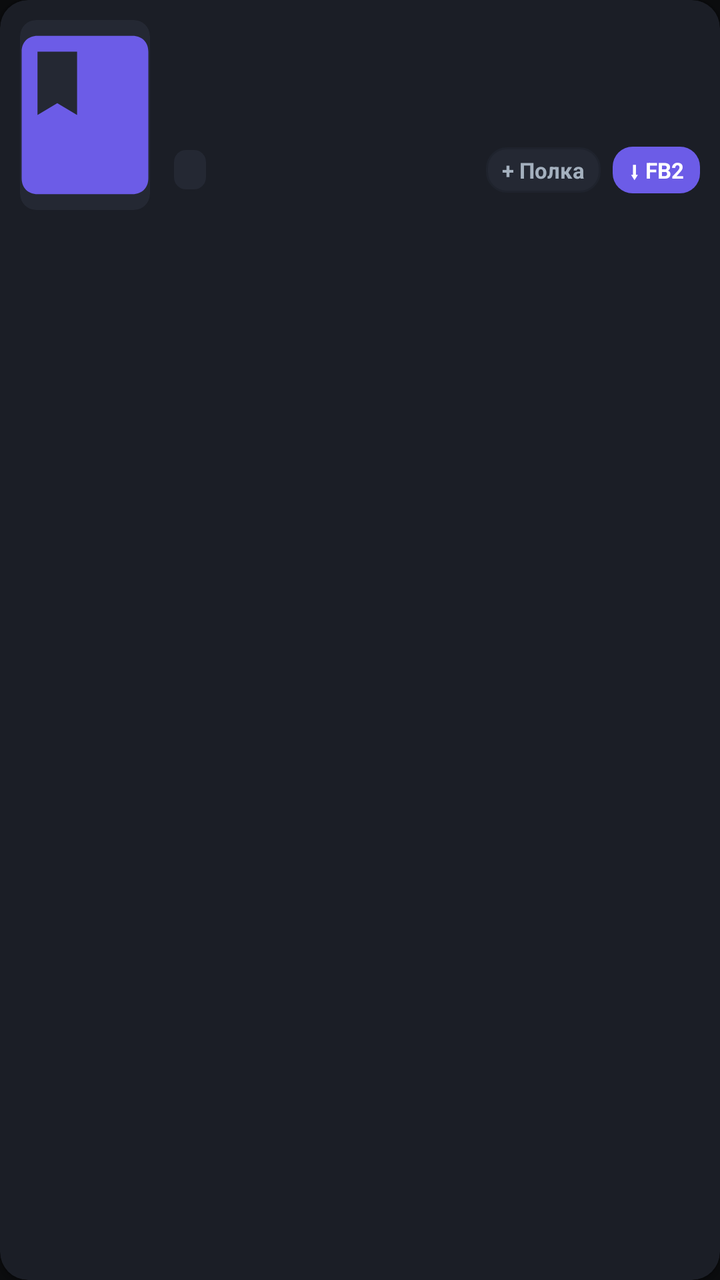
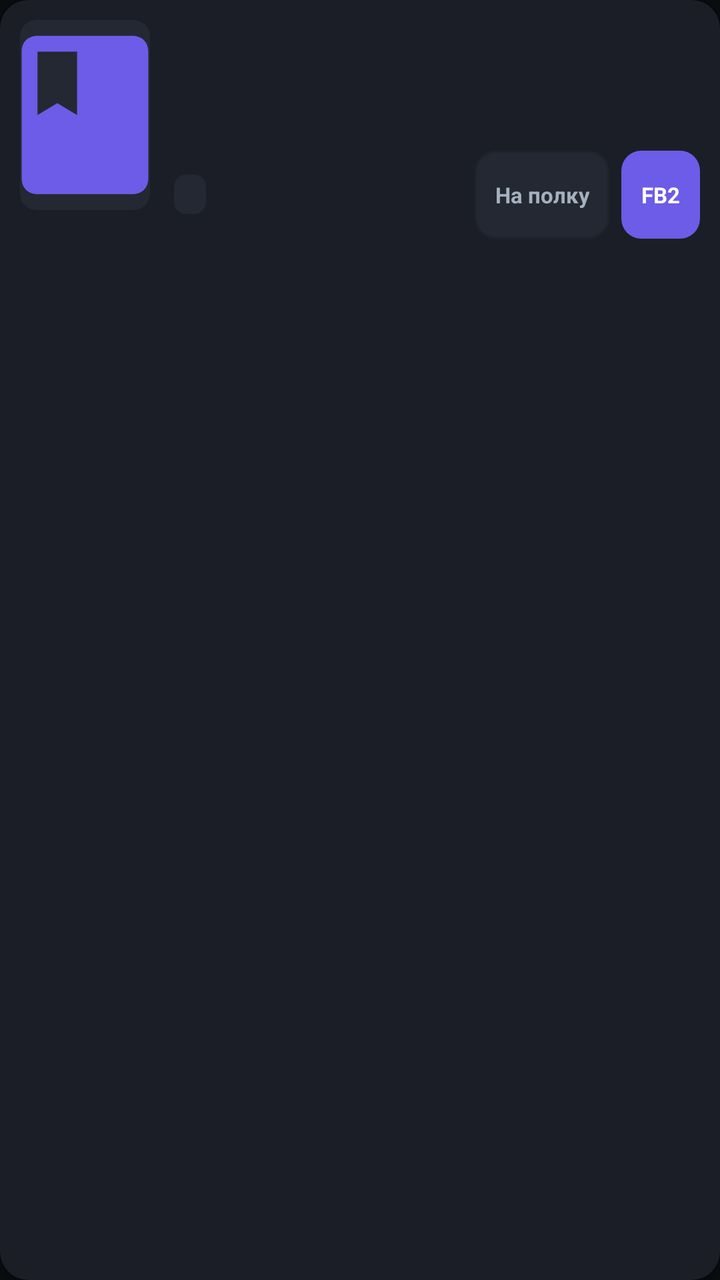

Two renders of the same Android screen: before a commit and after it. Below are the layout's source before the change and the commit's diff.
<!-- AndroidManifest.xml: application theme Theme.Flibusta -->
<!-- res/layout/item_book.xml -->
<?xml version="1.0" encoding="utf-8"?>
<androidx.cardview.widget.CardView xmlns:android="http://schemas.android.com/apk/res/android"
    xmlns:app="http://schemas.android.com/apk/res-auto"
    android:layout_width="match_parent"
    android:layout_height="wrap_content"
    android:layout_marginStart="10dp"
    android:layout_marginEnd="10dp"
    android:layout_marginTop="5dp"
    android:layout_marginBottom="5dp"
    android:clickable="true"
    android:focusable="true"
    android:foreground="?android:attr/selectableItemBackground"
    app:cardBackgroundColor="@color/bg_surface_card"
    app:cardCornerRadius="14dp"
    app:cardElevation="2dp">

    <LinearLayout
        android:layout_width="match_parent"
        android:layout_height="wrap_content"
        android:orientation="horizontal"
        android:padding="10dp">

        
        <androidx.cardview.widget.CardView
            android:layout_width="65dp"
            android:layout_height="95dp"
            app:cardCornerRadius="8dp"
            app:cardElevation="0dp"
            app:cardBackgroundColor="@color/bg_surface_light">

            <ImageView
                android:id="@+id/iv_book_cover"
                android:layout_width="match_parent"
                android:layout_height="match_parent"
                android:scaleType="centerCrop"
                android:src="@drawable/ic_book"
                android:contentDescription="Cover" />
        </androidx.cardview.widget.CardView>

        
        <LinearLayout
            android:layout_width="0dp"
            android:layout_height="wrap_content"
            android:layout_marginStart="12dp"
            android:layout_weight="1"
            android:orientation="vertical">

            <TextView
                android:id="@+id/tv_book_title"
                android:layout_width="match_parent"
                android:layout_height="wrap_content"
                android:ellipsize="end"
                android:maxLines="2"
                android:textColor="@color/text_primary"
                android:textSize="15sp"
                android:textStyle="bold" />

            <TextView
                android:id="@+id/tv_book_author"
                android:layout_width="match_parent"
                android:layout_height="wrap_content"
                android:layout_marginTop="2dp"
                android:ellipsize="end"
                android:maxLines="1"
                android:textColor="@color/accent_cyan"
                android:textSize="12sp" />

            <TextView
                android:id="@+id/tv_book_desc"
                android:layout_width="match_parent"
                android:layout_height="wrap_content"
                android:layout_marginTop="4dp"
                android:ellipsize="end"
                android:maxLines="2"
                android:textColor="@color/text_muted"
                android:textSize="11sp" />

            
            <LinearLayout
                android:layout_width="match_parent"
                android:layout_height="wrap_content"
                android:layout_marginTop="6dp"
                android:gravity="center_vertical"
                android:orientation="horizontal">

                <TextView
                    android:id="@+id/tv_book_genre"
                    android:layout_width="wrap_content"
                    android:layout_height="wrap_content"
                    android:background="@drawable/bg_badge"
                    android:ellipsize="end"
                    android:maxLines="1"
                    android:maxWidth="110dp"
                    android:textColor="@color/accent_gold"
                    android:textSize="10sp" />

                <TextView
                    android:id="@+id/tv_book_size"
                    android:layout_width="wrap_content"
                    android:layout_height="wrap_content"
                    android:layout_marginStart="6dp"
                    android:textColor="@color/text_muted"
                    android:textSize="10sp" />

                <View
                    android:layout_width="0dp"
                    android:layout_height="1dp"
                    android:layout_weight="1" />

                <TextView
                    android:id="@+id/btn_add_library"
                    android:layout_width="wrap_content"
                    android:layout_height="wrap_content"
                    android:background="@drawable/bg_button_secondary"
                    android:clickable="true"
                    android:focusable="true"
                    android:paddingStart="8dp"
                    android:paddingEnd="8dp"
                    android:paddingTop="4dp"
                    android:paddingBottom="4dp"
                    android:text="+ Полка"
                    android:textColor="@color/text_secondary"
                    android:textSize="11sp"
                    android:textStyle="bold" />

                <TextView
                    android:id="@+id/btn_download"
                    android:layout_width="wrap_content"
                    android:layout_height="wrap_content"
                    android:layout_marginStart="6dp"
                    android:background="@drawable/bg_button_accent"
                    android:clickable="true"
                    android:focusable="true"
                    android:paddingStart="8dp"
                    android:paddingEnd="8dp"
                    android:paddingTop="4dp"
                    android:paddingBottom="4dp"
                    android:text="⬇ FB2"
                    android:textColor="@color/text_primary"
                    android:textSize="11sp"
                    android:textStyle="bold" />
            </LinearLayout>
        </LinearLayout>
    </LinearLayout>
</androidx.cardview.widget.CardView>
<!-- resources referenced by this layout -->
<resources>
  <color name="accent_cyan">#00CEC9</color>
  <color name="accent_gold">#FDCB6E</color>
  <color name="bg_surface_card">#1B1E26</color>
  <color name="bg_surface_light">#242833</color>
  <color name="text_muted">#576574</color>
  <color name="text_primary">#FFFFFF</color>
  <color name="text_secondary">#A4B0BE</color>
  <!-- drawable bg_badge (drawable) -->
  <?xml version="1.0" encoding="utf-8"?>
  <shape xmlns:android="http://schemas.android.com/apk/res/android"
      android:shape="rectangle">
      <solid android:color="@color/bg_surface_light" />
      <corners android:radius="6dp" />
      <padding
          android:left="8dp"
          android:top="3dp"
          android:right="8dp"
          android:bottom="3dp" />
  </shape>
  <!-- drawable bg_button_accent (drawable) -->
  <?xml version="1.0" encoding="utf-8"?>
  <ripple xmlns:android="http://schemas.android.com/apk/res/android"
      android:color="#33FFFFFF">
      <item>
          <shape android:shape="rectangle">
              <solid android:color="@color/accent_primary" />
              <corners android:radius="10dp" />
              <padding
                  android:left="14dp"
                  android:top="8dp"
                  android:right="14dp"
                  android:bottom="8dp" />
          </shape>
      </item>
  </ripple>
  <!-- drawable bg_button_secondary (drawable) -->
  <?xml version="1.0" encoding="utf-8"?>
  <ripple xmlns:android="http://schemas.android.com/apk/res/android"
      android:color="#33FFFFFF">
      <item>
          <shape android:shape="rectangle">
              <solid android:color="@color/bg_surface_light" />
              <stroke android:width="1dp" android:color="@color/divider" />
              <corners android:radius="10dp" />
              <padding
                  android:left="14dp"
                  android:top="8dp"
                  android:right="14dp"
                  android:bottom="8dp" />
          </shape>
      </item>
  </ripple>
  <!-- drawable ic_book (drawable) -->
  <vector xmlns:android="http://schemas.android.com/apk/res/android"
      android:width="24dp"
      android:height="24dp"
      android:viewportWidth="24"
      android:viewportHeight="24">
      <path
          android:fillColor="@color/accent_primary"
          android:pathData="M18,2H6c-1.2,0 -2,0.8 -2,2v16c0,1.2 0.8,2 2,2h12c1.2,0 2,-0.8 2,-2V4c0,-1.2 -0.8,-2 -2,-2zM6,4h5v8l-2.5,-1.5L6,12V4z" />
  </vector>
  <style name="Theme.Flibusta" parent="Theme.MaterialComponents.DayNight.NoActionBar">
          <item name="colorPrimary">@color/accent_primary</item>
          <item name="colorPrimaryVariant">@color/bg_surface_card</item>
          <item name="colorOnPrimary">@color/text_primary</item>
          <item name="colorSecondary">@color/accent_secondary</item>
          <item name="colorSecondaryVariant">@color/accent_cyan</item>
          <item name="colorOnSecondary">@color/text_primary</item>
  
          <item name="android:windowBackground">@color/bg_primary</item>
          <item name="android:statusBarColor">@color/bg_primary</item>
          <item name="android:navigationBarColor">@color/nav_bar_bg</item>
          <item name="android:textColorPrimary">@color/text_primary</item>
          <item name="android:textColorSecondary">@color/text_secondary</item>
      </style>
  <color name="accent_primary">#6C5CE7</color>
  <color name="divider">#1F232D</color>
  <color name="accent_secondary">#0984E3</color>
  <color name="bg_primary">#0B0C0E</color>
  <color name="nav_bar_bg">#111317</color>
</resources>

<!-- the commit's change to res/layout/item_book.xml (unified diff, before → after) -->
@@ -34,7 +34,7 @@
                 android:layout_height="match_parent"
                 android:scaleType="centerCrop"
                 android:src="@drawable/ic_book"
-                android:contentDescription="Cover" />
+                android:importantForAccessibility="no" />
         </androidx.cardview.widget.CardView>
 
         
@@ -79,7 +79,7 @@
             <LinearLayout
                 android:layout_width="match_parent"
                 android:layout_height="wrap_content"
-                android:layout_marginTop="6dp"
+                android:layout_marginTop="8dp"
                 android:gravity="center_vertical"
                 android:orientation="horizontal">
 
@@ -113,12 +113,13 @@
                     android:layout_height="wrap_content"
                     android:background="@drawable/bg_button_secondary"
                     android:clickable="true"
+                    android:contentDescription="Добавить на полку"
                     android:focusable="true"
-                    android:paddingStart="8dp"
-                    android:paddingEnd="8dp"
-                    android:paddingTop="4dp"
-                    android:paddingBottom="4dp"
-                    android:text="+ Полка"
+                    android:minHeight="44dp"
+                    android:gravity="center"
+                    android:paddingStart="10dp"
+                    android:paddingEnd="10dp"
+                    android:text="На полку"
                     android:textColor="@color/text_secondary"
                     android:textSize="11sp"
                     android:textStyle="bold" />
@@ -130,12 +131,13 @@
                     android:layout_marginStart="6dp"
                     android:background="@drawable/bg_button_accent"
                     android:clickable="true"
+                    android:contentDescription="Скачать в формате FB2"
                     android:focusable="true"
-                    android:paddingStart="8dp"
-                    android:paddingEnd="8dp"
-                    android:paddingTop="4dp"
-                    android:paddingBottom="4dp"
-                    android:text="⬇ FB2"
+                    android:minHeight="44dp"
+                    android:gravity="center"
+                    android:paddingStart="10dp"
+                    android:paddingEnd="10dp"
+                    android:text="FB2"
                     android:textColor="@color/text_primary"
                     android:textSize="11sp"
                     android:textStyle="bold" />
